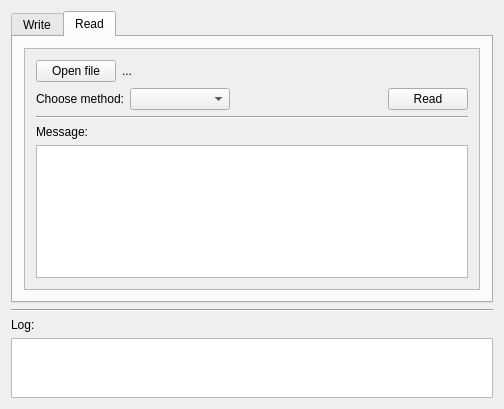
First picture: the form in mainwindow.ui, repository fpoon/stegano, before the edit.
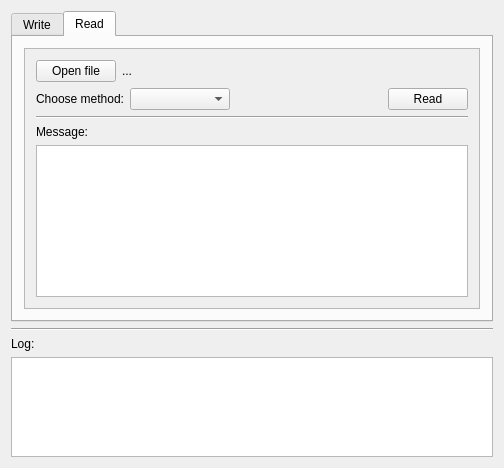
Second picture: the form after the edit. The open tabs and pages were chosen to show the change.

What changed in the file:
```diff
--- a/mainwindow.ui
+++ b/mainwindow.ui
@@ -7,7 +7,7 @@
     <x>0</x>
     <y>0</y>
     <width>504</width>
-    <height>409</height>
+    <height>468</height>
    </rect>
   </property>
   <property name="windowTitle">
@@ -194,7 +194,7 @@
              <x>0</x>
              <y>0</y>
              <width>462</width>
-             <height>242</height>
+             <height>261</height>
             </rect>
            </property>
            <layout class="QVBoxLayout" name="verticalLayout_5">
@@ -337,7 +337,7 @@
       <property name="maximumSize">
        <size>
         <width>16777215</width>
-        <height>60</height>
+        <height>100</height>
        </size>
       </property>
       <property name="readOnly">
```
Left out of the diff: 6 changed lines with no effect on the pictures.
